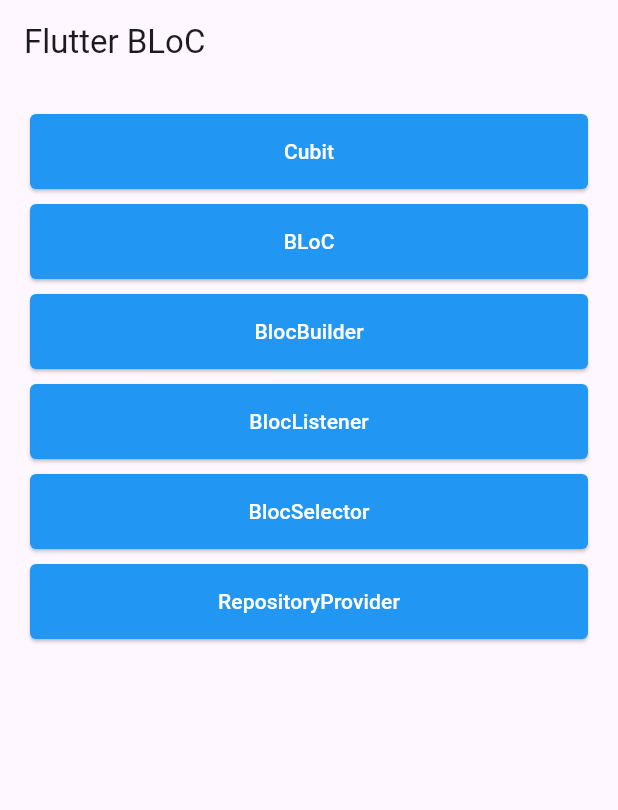
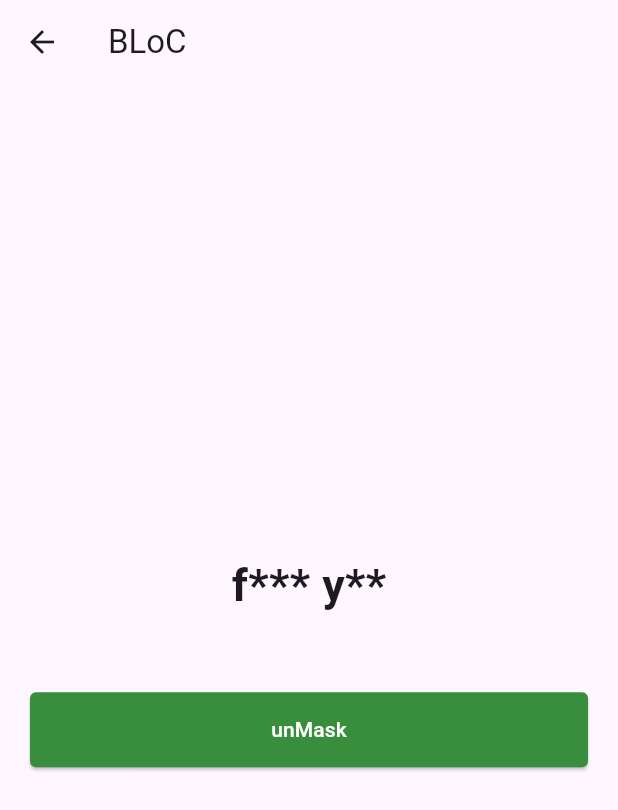
Before and after one commit to Jayrek/flutterbloc, a Flutter app: the screen it shows after launch, after a tap on "BLoC", on a phone screen of 412 x 824 dp. Shown: the top 810 px of the screen. Run offline on Flutter 3.47's test engine with Material 3 defaults, Android fonts, the phone set to English and light mode, and no system bars; our stand-ins replace equatable, flutter_bloc.

Commit message:
add bloc screen, and related blocs

```diff
--- a/lib/main.dart
+++ b/lib/main.dart
@@ -3,6 +3,7 @@ import 'package:flutter_bloc/flutter_bloc.dart';
 import 'package:flutterbloc/screens/cubit/cubit_screen.dart';
 import 'package:flutterbloc/screens/home_screen.dart';
 
+import 'screens/bloc/bloc_screen.dart';
 import 'screens/cubit/mask_unmask_text_cubit.dart';
 import 'shared/constants.dart';
 
@@ -27,6 +28,7 @@ class MyApp extends StatelessWidget {
         routes: {
           homeNavigationKey: (context) => const HomeScreen(),
           cubitNavigationKey: (context) => const CubitScreen(),
+          blocNavigationKey: (context) => const BlocScreen(),
         },
       ),
     );
--- /dev/null
+++ b/lib/screens/bloc/bloc/mask_unmask_bloc.dart
@@ -0,0 +1,13 @@
+import 'package:equatable/equatable.dart';
+import 'package:flutter_bloc/flutter_bloc.dart';
+
+part 'mask_unmask_event.dart';
+part 'mask_unmask_state.dart';
+
+class MaskUnmaskBloc extends Bloc<MaskUnmaskEvent, MaskUnmaskState> {
+  MaskUnmaskBloc() : super(const MaskUnmaskState()) {
+    on<MaskUnMaskTextEvent>((event, emit) {
+      emit(MaskUnmaskState(isMask: event.isMask));
+    });
+  }
+}
--- /dev/null
+++ b/lib/screens/bloc/bloc/mask_unmask_event.dart
@@ -0,0 +1,17 @@
+part of 'mask_unmask_bloc.dart';
+
+class MaskUnmaskEvent extends Equatable {
+  const MaskUnmaskEvent();
+
+  @override
+  List<Object> get props => [];
+}
+
+class MaskUnMaskTextEvent extends MaskUnmaskEvent {
+  const MaskUnMaskTextEvent({required this.isMask});
+
+  final bool isMask;
+
+  @override
+  List<Object> get props => [isMask];
+}
--- /dev/null
+++ b/lib/screens/bloc/bloc/mask_unmask_state.dart
@@ -0,0 +1,10 @@
+part of 'mask_unmask_bloc.dart';
+
+class MaskUnmaskState extends Equatable {
+  const MaskUnmaskState({this.isMask = false});
+
+  final bool isMask;
+
+  @override
+  List<Object> get props => [isMask];
+}
--- /dev/null
+++ b/lib/screens/bloc/bloc_screen.dart
@@ -0,0 +1,51 @@
+import 'package:flutter/material.dart';
+import 'package:flutter_bloc/flutter_bloc.dart';
+import 'package:flutterbloc/screens/bloc/bloc/mask_unmask_bloc.dart';
+
+import '../../shared/widgets/custom_button_widget.dart';
+
+class BlocScreen extends StatelessWidget {
+  const BlocScreen({super.key});
+
+  @override
+  Widget build(BuildContext context) {
+    return BlocProvider(
+      create: (context) => MaskUnmaskBloc(),
+      child: Scaffold(
+        appBar: AppBar(title: const Text('BLoC')),
+        body: BlocBuilder<MaskUnmaskBloc, MaskUnmaskState>(
+          builder: (context, state) {
+            return Center(
+              child: Padding(
+                padding: const EdgeInsets.symmetric(horizontal: 20),
+                child: Column(
+                  mainAxisAlignment: MainAxisAlignment.center,
+                  children: [
+                    Text(
+                      state.isMask ? 'fool you' : 'f*** y**',
+                      style: const TextStyle(
+                        fontSize: 30,
+                        fontWeight: FontWeight.bold,
+                      ),
+                    ),
+                    const SizedBox(height: 50),
+                    CustomButtonWidget(
+                      onPressed: () {
+                        context
+                            .read<MaskUnmaskBloc>()
+                            .add(MaskUnMaskTextEvent(isMask: !state.isMask));
+                      },
+                      label: state.isMask ? 'Mask' : 'unMask',
+                      backgroundColor:
+                          state.isMask ? Colors.red : Colors.green.shade700,
+                    ),
+                  ],
+                ),
+              ),
+            );
+          },
+        ),
+      ),
+    );
+  }
+}
--- a/lib/screens/home_screen.dart
+++ b/lib/screens/home_screen.dart
@@ -23,7 +23,8 @@ class HomeScreen extends StatelessWidget {
               const SizedBox(height: 10),
               CustomButtonWidget(
                 label: 'BLoC',
-                onPressed: () {},
+                onPressed: () =>
+                    Navigator.pushNamed(context, blocNavigationKey),
               ),
               const SizedBox(height: 10),
               CustomButtonWidget(
```
